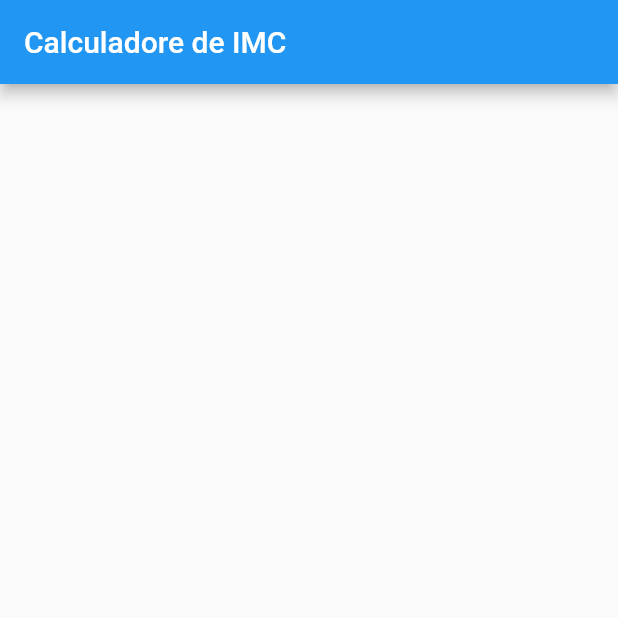
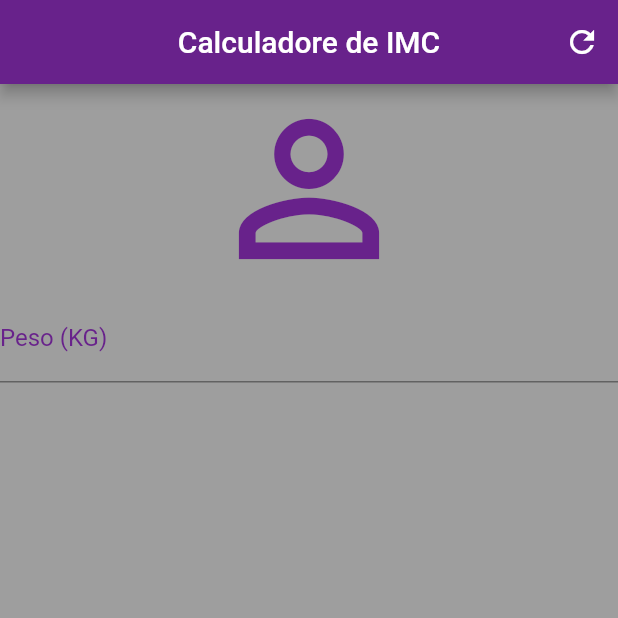
Before and after one commit to schein00/estudos_flutter, a Flutter app: the screen it shows after launch, on a phone screen of 412 x 824 dp, the top half of it. Run offline on Flutter 3.47's test engine with Material 2 defaults, Android fonts, the phone set to English and light mode, and no system bars.

```diff
--- a/imcApp/lib/main.dart
+++ b/imcApp/lib/main.dart
@@ -17,6 +17,27 @@ class _HomeState extends State<Home> {
     return Scaffold(
       appBar: AppBar(
         title: Text('Calculadore de IMC'),
+        centerTitle: true,
+        backgroundColor: Color.fromRGBO(104, 34, 139, 1.0),
+        actions: <Widget>[
+          IconButton(icon: Icon(Icons.refresh), onPressed: () {})
+        ],
+      ),
+      backgroundColor: Colors.grey,
+      body: Column(
+        crossAxisAlignment: CrossAxisAlignment.stretch,
+        children: <Widget>[
+          Icon(Icons.person_outline,
+              size: 140.0, color: Color.fromRGBO(104, 34, 139, 1.0)),
+          TextField(
+            keyboardType: TextInputType.number,
+            decoration: InputDecoration(
+                labelText: 'Peso (KG)',
+                labelStyle:
+                    TextStyle(color: Color.fromRGBO(104, 34, 139, 1.0))),
+            textAlign: TextAlign.center,
+          )
+        ],
       ),
     );
   }
```
